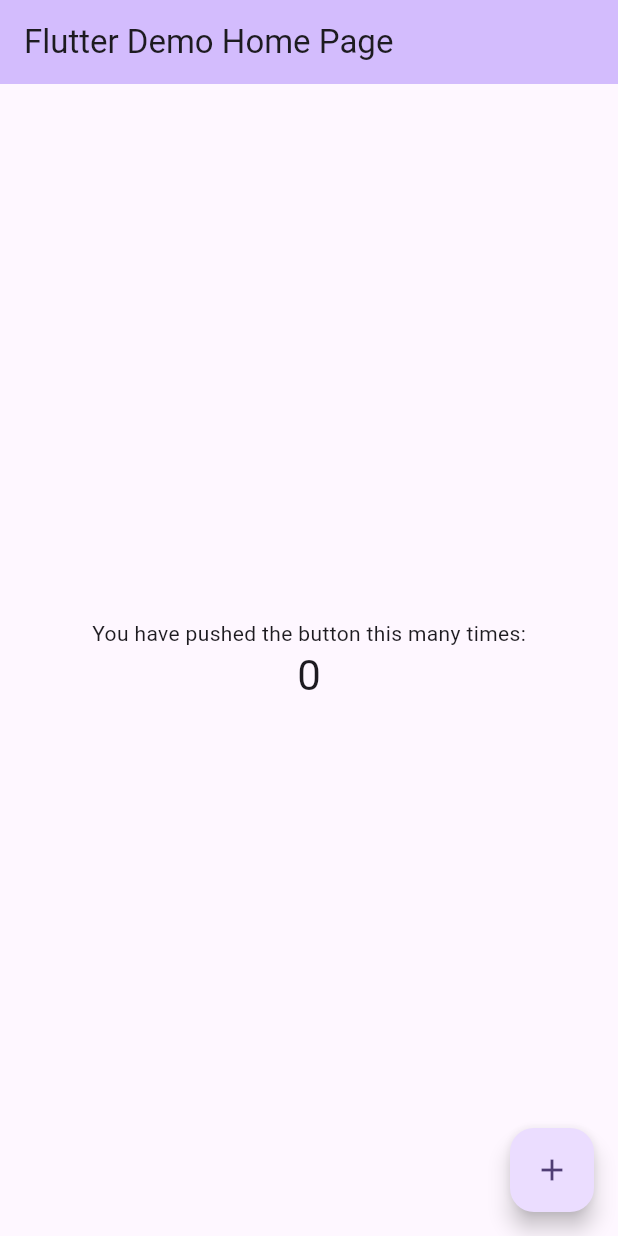
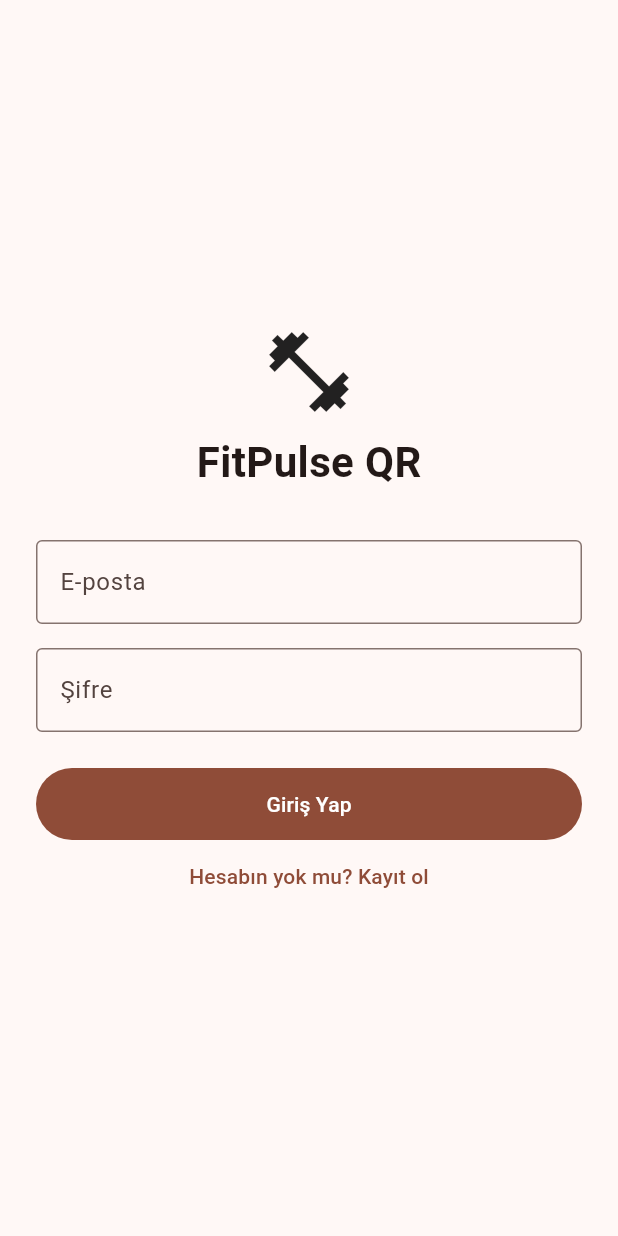
Before and after one commit to oytuncan/FitPulse-QR, a Flutter app: the screen it shows after launch, on a phone screen of 412 x 824 dp. Run offline on Flutter 3.47's test engine with Material 3 defaults, Android fonts, the phone set to English and light mode, and no system bars; our stand-ins replace firebase_auth, firebase_core; accounts and stored records are empty.

Commit message:
Giris ve kayit ekrani eklendi

```diff
--- /dev/null
+++ b/lib/features/auth/repository/auth_repository.dart
@@ -0,0 +1,17 @@
+import 'package:firebase_auth/firebase_auth.dart';
+
+class AuthRepository {
+  final FirebaseAuth _auth = FirebaseAuth.instance;
+
+  Stream<User?> get authState => _auth.authStateChanges();
+
+  Future<void> signIn(String email, String password) {
+    return _auth.signInWithEmailAndPassword(email: email, password: password);
+  }
+
+  Future<void> register(String email, String password) {
+    return _auth.createUserWithEmailAndPassword(email: email, password: password);
+  }
+
+  Future<void> signOut() => _auth.signOut();
+}
--- /dev/null
+++ b/lib/features/auth/view/login_screen.dart
@@ -0,0 +1,92 @@
+import 'package:flutter/material.dart';
+import 'package:provider/provider.dart';
+import '../viewmodel/auth_viewmodel.dart';
+
+class LoginScreen extends StatefulWidget {
+  const LoginScreen({super.key});
+
+  @override
+  State<LoginScreen> createState() => _LoginScreenState();
+}
+
+class _LoginScreenState extends State<LoginScreen> {
+  final _emailCtrl = TextEditingController();
+  final _passCtrl = TextEditingController();
+  bool _isLogin = true;
+
+  @override
+  void dispose() {
+    _emailCtrl.dispose();
+    _passCtrl.dispose();
+    super.dispose();
+  }
+
+  @override
+  Widget build(BuildContext context) {
+    final vm = context.watch<AuthViewModel>();
+
+    return Scaffold(
+      body: SafeArea(
+        child: Center(
+          child: SingleChildScrollView(
+            padding: const EdgeInsets.all(24),
+            child: Column(
+              mainAxisSize: MainAxisSize.min,
+              children: [
+                const Icon(Icons.fitness_center, size: 64),
+                const SizedBox(height: 8),
+                const Text('FitPulse QR',
+                    style: TextStyle(fontSize: 28, fontWeight: FontWeight.bold)),
+                const SizedBox(height: 32),
+                TextField(
+                  controller: _emailCtrl,
+                  keyboardType: TextInputType.emailAddress,
+                  decoration: const InputDecoration(
+                      labelText: 'E-posta', border: OutlineInputBorder()),
+                ),
+                const SizedBox(height: 16),
+                TextField(
+                  controller: _passCtrl,
+                  obscureText: true,
+                  decoration: const InputDecoration(
+                      labelText: 'Şifre', border: OutlineInputBorder()),
+                ),
+                if (vm.errorMessage != null) ...[
+                  const SizedBox(height: 12),
+                  Text(vm.errorMessage!,
+                      style: const TextStyle(color: Colors.red)),
+                ],
+                const SizedBox(height: 24),
+                SizedBox(
+                  width: double.infinity,
+                  height: 48,
+                  child: FilledButton(
+                    onPressed: vm.isLoading
+                        ? null
+                        : () => vm.submit(
+                              email: _emailCtrl.text,
+                              password: _passCtrl.text,
+                              isLogin: _isLogin,
+                            ),
+                    child: vm.isLoading
+                        ? const SizedBox(
+                            height: 20,
+                            width: 20,
+                            child: CircularProgressIndicator(strokeWidth: 2))
+                        : Text(_isLogin ? 'Giriş Yap' : 'Kayıt Ol'),
+                  ),
+                ),
+                TextButton(
+                  onPressed: () => setState(() => _isLogin = !_isLogin),
+                  child: Text(_isLogin
+                      ? 'Hesabın yok mu? Kayıt ol'
+                      : 'Zaten hesabın var mı? Giriş yap'),
+                ),
+              ],
+            ),
+          ),
+        ),
+      ),
+    );
+  }
+}
--- a/lib/main.dart
+++ b/lib/main.dart
@@ -1,121 +1,45 @@
+import 'package:firebase_auth/firebase_auth.dart';
+import 'package:firebase_core/firebase_core.dart';
 import 'package:flutter/material.dart';
+import 'package:provider/provider.dart';
 
-void main() {
-  runApp(const MyApp());
+import 'features/auth/view/login_screen.dart';
+import 'features/auth/viewmodel/auth_viewmodel.dart';
+import 'features/home/view/home_screen.dart';
+import 'firebase_options.dart';
+
+Future<void> main() async {
+  WidgetsFlutterBinding.ensureInitialized();
+  await Firebase.initializeApp(options: DefaultFirebaseOptions.currentPlatform);
+  runApp(const FitPulseApp());
 }
 
-class MyApp extends StatelessWidget {
-  const MyApp({super.key});
-
-  // This widget is the root of your application.
-  @override
-  Widget build(BuildContext context) {
-    return MaterialApp(
-      title: 'Flutter Demo',
-      theme: ThemeData(
-        // This is the theme of your application.
-        //
-        // TRY THIS: Try running your application with "flutter run". You'll see
-        // the application has a purple toolbar. Then, without quitting the app,
-        // try changing the seedColor in the colorScheme below to Colors.green
-        // and then invoke "hot reload" (save your changes or press the "hot
-        // reload" button in a Flutter-supported IDE, or press "r" if you used
-        // the command line to start the app).
-        //
-        // Notice that the counter didn't reset back to zero; the application
-        // state is not lost during the reload. To reset the state, use hot
-        // restart instead.
-        //
-        // This works for code too, not just values: Most code changes can be
-        // tested with just a hot reload.
-        colorScheme: .fromSeed(seedColor: Colors.deepPurple),
-      ),
-      home: const MyHomePage(title: 'Flutter Demo Home Page'),
-    );
-  }
-}
-
-class MyHomePage extends StatefulWidget {
-  const MyHomePage({super.key, required this.title});
-
-  // This widget is the home page of your application. It is stateful, meaning
-  // that it has a State object (defined below) that contains fields that affect
-  // how it looks.
-
-  // This class is the configuration for the state. It holds the values (in this
-  // case the title) provided by the parent (in this case the App widget) and
-  // used by the build method of the State. Fields in a Widget subclass are
-  // always marked "final".
-
-  final String title;
-
-  @override
-  State<MyHomePage> createState() => _MyHomePageState();
-}
-
-class _MyHomePageState extends State<MyHomePage> {
-  int _counter = 0;
-
-  void _incrementCounter() {
-    setState(() {
-      // This call to setState tells the Flutter framework that something has
-      // changed in this State, which causes it to rerun the build method below
-      // so that the display can reflect the updated values. If we changed
-      // _counter without calling setState(), then the build method would not be
-      // called again, and so nothing would appear to happen.
-      _counter++;
-    });
-  }
+class FitPulseApp extends StatelessWidget {
+  const FitPulseApp({super.key});
 
   @override
   Widget build(BuildContext context) {
-    // This method is rerun every time setState is called, for instance as done
-    // by the _incrementCounter method above.
-    //
-    // The Flutter framework has been optimized to make rerunning build methods
-    // fast, so that you can just rebuild anything that needs updating rather
-    // than having to individually change instances of widgets.
-    return Scaffold(
-      appBar: AppBar(
-        // TRY THIS: Try changing the color here to a specific color (to
-        // Colors.amber, perhaps?) and trigger a hot reload to see the AppBar
-        // change color while the other colors stay the same.
-        backgroundColor: Theme.of(context).colorScheme.inversePrimary,
-        // Here we take the value from the MyHomePage object that was created by
-        // the App.build method, and use it to set our appbar title.
-        title: Text(widget.title),
-      ),
-      body: Center(
-        // Center is a layout widget. It takes a single child and positions it
-        // in the middle of the parent.
-        child: Column(
-          // Column is also a layout widget. It takes a list of children and
-          // arranges them vertically. By default, it sizes itself to fit its
-          // children horizontally, and tries to be as tall as its parent.
-          //
-          // Column has various properties to control how it sizes itself and
-          // how it positions its children. Here we use mainAxisAlignment to
-          // center the children vertically; the main axis here is the vertical
-          // axis because Columns are vertical (the cross axis would be
-          // horizontal).
-          //
-          // TRY THIS: Invoke "debug painting" (choose the "Toggle Debug Paint"
-          // action in the IDE, or press "p" in the console), to see the
-          // wireframe for each widget.
-          mainAxisAlignment: .center,
-          children: [
-            const Text('You have pushed the button this many times:'),
-            Text(
-              '$_counter',
-              style: Theme.of(context).textTheme.headlineMedium,
-            ),
-          ],
+    return ChangeNotifierProvider(
+      create: (_) => AuthViewModel(),
+      child: Consumer<AuthViewModel>(
+        builder: (context, vm, _) => MaterialApp(
+          title: 'FitPulse QR',
+          debugShowCheckedModeBanner: false,
+          theme: ThemeData(
+            colorScheme: ColorScheme.fromSeed(seedColor: Colors.deepOrange),
+            useMaterial3: true,
+          ),
+          home: StreamBuilder<User?>(
+            stream: vm.authState,
+            builder: (context, snapshot) {
+              if (snapshot.connectionState == ConnectionState.waiting) {
+                return const Scaffold(
+                    body: Center(child: CircularProgressIndicator()));
+              }
+              return snapshot.hasData ? const HomeScreen() : const LoginScreen();
+            },
+          ),
         ),
-      ),
-      floatingActionButton: FloatingActionButton(
-        onPressed: _incrementCounter,
-        tooltip: 'Increment',
-        child: const Icon(Icons.add),
       ),
     );
   }
--- a/pubspec.yaml
+++ b/pubspec.yaml
@@ -34,6 +34,9 @@ dependencies:
   # The following adds the Cupertino Icons font to your application.
   # Use with the CupertinoIcons class for iOS style icons.
   cupertino_icons: ^1.0.8
+  firebase_core: ^5.2.0
+  firebase_auth: ^7.1.0
+  provider: ^6.1.5+1
 
 dev_dependencies:
   flutter_test:
```
Also changed, not shown: lib/features/auth/viewmodel/auth_viewmodel.dart (added, +56 -0 lines), lib/features/home/view/home_screen.dart (added, +25 -0 lines), firebase.json (added), lib/firebase_options.dart (added), pubspec.lock, 3 other files.
